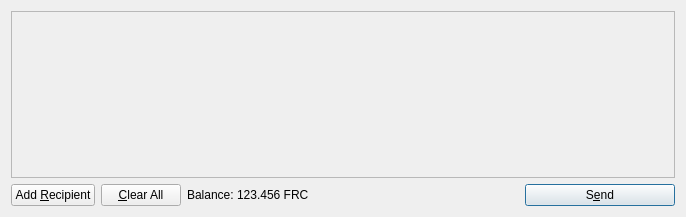
Old version of the form src/qt/forms/sendcoinsdialog.ui in the repository NiCoIn/NiCoIn.
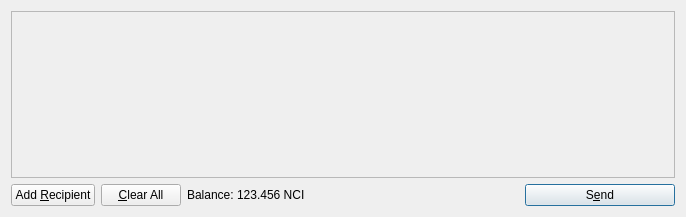
New version of the form. Icons and pictures are not drawn.

```diff
--- a/src/qt/forms/sendcoinsdialog.ui
+++ b/src/qt/forms/sendcoinsdialog.ui
@@ -119,7 +119,7 @@
           <cursorShape>IBeamCursor</cursorShape>
          </property>
          <property name="text">
-          <string>123.456 FRC</string>
+          <string>123.456 NCI</string>
          </property>
          <property name="textInteractionFlags">
           <set>Qt::LinksAccessibleByMouse|Qt::TextSelectableByKeyboard|Qt::TextSelectableByMouse</set>
```
Left out of the diff: 8 changed lines with no effect on the pictures.
